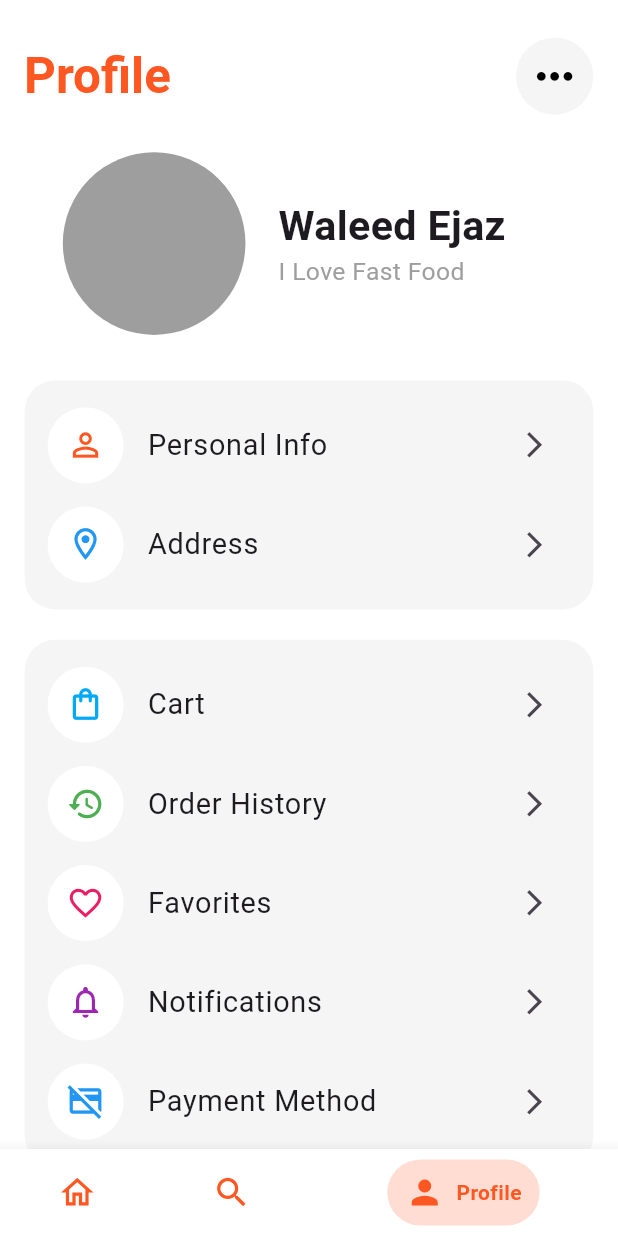
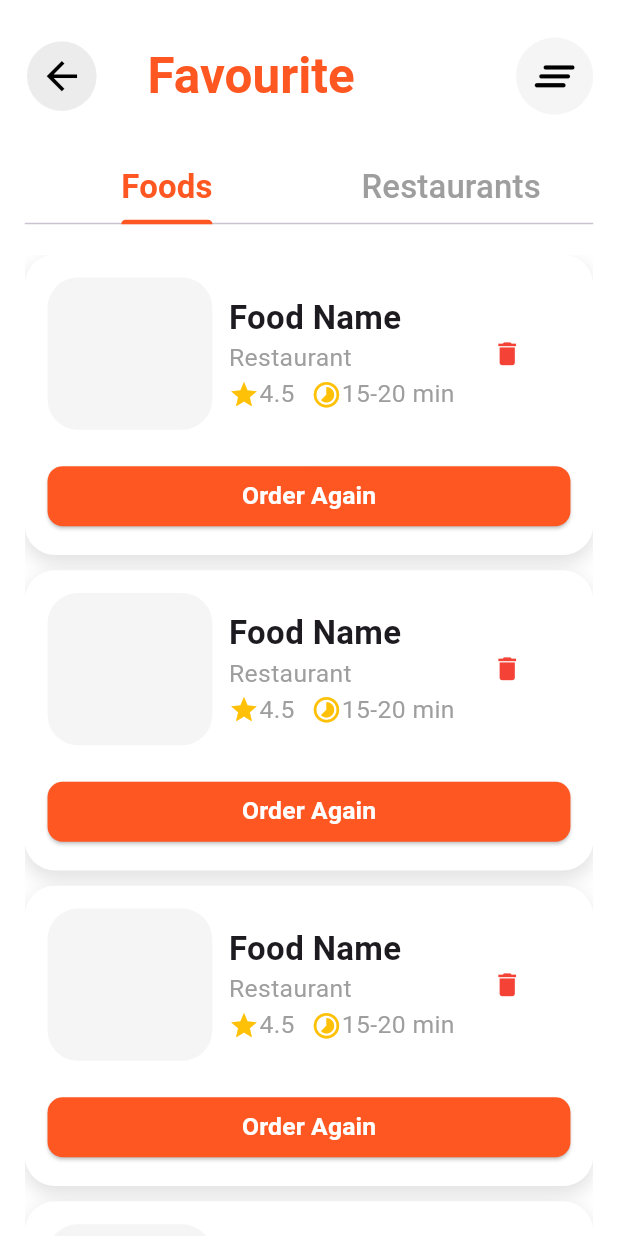
Before and after one commit to MuhammadWaleedEjaz05/bite_food_delivery, a Flutter app: the screen it shows after launch, item 3 of the bottom bar chosen, after a tap on "Favorites", on a phone screen of 412 x 824 dp. Run offline on Flutter 3.47's test engine with Material 3 defaults, Android fonts, the phone set to English and light mode, and no system bars; drawn by our look-alikes of stylish_bottom_bar; our stand-ins replace bloc, cloud_firestore, equatable, firebase_auth, firebase_core, flutter_bloc and 2 more; accounts and stored records are empty; Roboto replaces fonts that are missing (Sen).

Commit message:
feat: implement a favorites screen with dedicated widgets for food and restaurant listings and integrate it into navigation.

```diff
--- /dev/null
+++ b/lib/Screens/favourite_screen.dart
@@ -0,0 +1,120 @@
+import 'package:bite_food_delivery/Widgets/bite_app_bar.dart';
+import 'package:bite_food_delivery/Widgets/bite_favourite_block.dart';
+import 'package:bite_food_delivery/Widgets/bite_favourite_restaurant_card.dart';
+import 'package:flutter/material.dart';
+import 'package:flutter_screenutil/flutter_screenutil.dart';
+import 'package:google_fonts/google_fonts.dart';
+
+class FavouriteScreen extends StatelessWidget {
+  const FavouriteScreen({super.key});
+
+  @override
+  Widget build(BuildContext context) {
+    return Scaffold(
+      backgroundColor: Colors.white,
+      appBar: _AppSection(),
+      body: DefaultTabController(
+        initialIndex: 0,
+        length: 2,
+        child: Padding(
+          padding: EdgeInsets.symmetric(horizontal: 15.w),
+          child: Column(
+            children: [
+              _TabSection(),
+              20.verticalSpace,
+              Expanded(child: _FavouriteSection()),
+            ],
+          ),
+        ),
+      ),
+    );
+  }
+}
+
+class _FavouriteSection extends StatelessWidget {
+  const _FavouriteSection();
+
+  @override
+  Widget build(BuildContext context) {
+    return TabBarView(
+      children: [_FoodFavouriteSection(), _ReataurantFavouriteSection()],
+    );
+  }
+}
+
+class _ReataurantFavouriteSection extends StatelessWidget {
+  const _ReataurantFavouriteSection();
+
+  @override
+  Widget build(BuildContext context) {
+    return ListView.separated(
+      itemBuilder: (context, index) => BiteFavouriteRestaurantCard(),
+      separatorBuilder: (context, index) => 10.verticalSpace,
+      itemCount: 5,
+    );
+  }
+}
+
+class _FoodFavouriteSection extends StatelessWidget {
+  const _FoodFavouriteSection();
+
+  @override
+  Widget build(BuildContext context) {
+    return ListView.separated(
+      itemBuilder: (context, index) => BiteFavouriteBlock(),
+      separatorBuilder: (context, index) => 10.verticalSpace,
+      itemCount: 5,
+    );
+  }
+}
+
+class _TabSection extends StatelessWidget {
+  const _TabSection();
+
+  @override
+  Widget build(BuildContext context) {
+    return TabBar(
+      indicatorColor: Theme.of(context).primaryColor,
+      labelColor: Theme.of(context).primaryColor,
+      unselectedLabelColor: Colors.grey.shade500,
+      labelStyle: GoogleFonts.sen(fontSize: 20.sp, fontWeight: FontWeight.bold),
+      unselectedLabelStyle: GoogleFonts.sen(fontSize: 20.sp),
+      tabs: [
+        Tab(text: 'Foods'),
+        Tab(text: 'Restaurants'),
+      ],
+    );
+  }
+}
+
+class _AppSection extends StatelessWidget implements PreferredSizeWidget {
+  const _AppSection();
+  @override
+  Size get preferredSize => Size.fromHeight(100.h);
+
+  @override
+  Widget build(BuildContext context) {
+    return BiteAppBar(
+      backButton: true,
+      title: Text(
+        'Favourite',
+        style: GoogleFonts.sen(
+          fontSize: 30.sp,
+          fontWeight: FontWeight.bold,
+          color: Theme.of(context).primaryColor,
+        ),
+      ),
+      actions: [
+        IconButton(
+          onPressed: () {},
+          style: IconButton.styleFrom(
+            foregroundColor: Colors.black,
+            backgroundColor: Colors.grey.shade100,
+          ),
+          icon: Icon(Icons.clear_all_rounded, size: 35.r),
+        ),
+        15.horizontalSpace,
+      ],
+    );
+  }
+}
--- /dev/null
+++ b/lib/Widgets/bite_favourite_block.dart
@@ -0,0 +1,111 @@
+import 'package:flutter/material.dart';
+import 'package:flutter_screenutil/flutter_screenutil.dart';
+import 'package:google_fonts/google_fonts.dart';
+
+class BiteFavouriteBlock extends StatelessWidget {
+  const BiteFavouriteBlock({super.key});
+
+  @override
+  Widget build(BuildContext context) {
+    return Container(
+      padding: EdgeInsets.all(15.r),
+      decoration: BoxDecoration(
+        color: Colors.white,
+        borderRadius: BorderRadius.circular(20.r),
+        boxShadow: [
+          BoxShadow(
+            color: Colors.black12,
+            blurRadius: 10.r,
+            offset: Offset(0, 5),
+          ),
+        ],
+      ),
+      child: Column(
+        children: [
+          Row(
+            children: [
+              Container(
+                height: 100.h,
+                width: 100.w,
+                decoration: BoxDecoration(
+                  color: Colors.grey.shade100,
+                  borderRadius: BorderRadius.circular(20.r),
+                ),
+              ),
+              10.horizontalSpace,
+              Column(
+                crossAxisAlignment: CrossAxisAlignment.start,
+                children: [
+                  Text(
+                    'Food Name',
+                    style: GoogleFonts.sen(
+                      fontSize: 20.sp,
+                      fontWeight: FontWeight.bold,
+                    ),
+                  ),
+                  Text(
+                    'Restaurant',
+                    style: GoogleFonts.sen(
+                      fontSize: 15.sp,
+                      color: Colors.grey.shade500,
+                    ),
+                  ),
+                  Row(
+                    children: [
+                      Icon(Icons.star, color: Colors.amber, size: 20.r),
+                      Text(
+                        '4.5',
+                        style: GoogleFonts.sen(
+                          fontSize: 15.sp,
+                          color: Colors.grey.shade500,
+                        ),
+                      ),
+                      10.horizontalSpace,
+                      Icon(Icons.timelapse, color: Colors.amber, size: 20.r),
+                      Text(
+                        '15-20 min',
+                        style: GoogleFonts.sen(
+                          fontSize: 15.sp,
+                          color: Colors.grey.shade500,
+                        ),
+                      ),
+                    ],
+                  ),
+                ],
+              ),
+              10.horizontalSpace,
+              IconButton(
+                onPressed: () {},
+                icon: Icon(Icons.delete, color: Colors.red, size: 20.r),
+              ),
+            ],
+          ),
+          20.verticalSpace,
+          Row(
+            children: [
+              Expanded(
+                child: ElevatedButton(
+                  style: ElevatedButton.styleFrom(
+                    backgroundColor: Colors.deepOrange,
+                    shape: RoundedRectangleBorder(
+                      borderRadius: BorderRadius.circular(10.r),
+                    ),
+                  ),
+                  onPressed: () {},
+                  child: Text(
+                    'Order Again',
+                    style: GoogleFonts.sen(
+                      fontSize: 15.sp,
+                      fontWeight: FontWeight.bold,
+                      color: Colors.white,
+                    ),
+                  ),
+                ),
+              ),
+            ],
+          ),
+        ],
+      ),
+    );
+  }
+}
--- a/lib/configs/page_routes.dart
+++ b/lib/configs/page_routes.dart
@@ -3,6 +3,7 @@ import 'package:bite_food_delivery/Screens/all_category_screen.dart';
 import 'package:bite_food_delivery/Screens/all_restaurant_screen.dart';
 import 'package:bite_food_delivery/Screens/cart_screen.dart';
 import 'package:bite_food_delivery/Screens/category_screen.dart';
+import 'package:bite_food_delivery/Screens/favourite_screen.dart';
 import 'package:bite_food_delivery/Screens/order_history_screen.dart';
 import 'package:bite_food_delivery/Screens/person_info_screen.dart';
 import 'package:flutter/material.dart';
@@ -15,4 +16,5 @@ final Map<String, Widget Function(BuildContext)> routes = {
   '/cart_screen': (context) => CartScreen(),
   '/order_history_screen': (context) => OrderHistoryScreen(),
   '/category_screen': (context) => CategoryScreen(),
+  '/favourite': (context) => FavouriteScreen(),
 };
--- a/lib/configs/profile_menu_items_list.dart
+++ b/lib/configs/profile_menu_items_list.dart
@@ -33,7 +33,7 @@ List<BiteMenuItemModel> pAppList(BuildContext context) => [
     leadingIcon: Icons.favorite_border,
     leadingIconColor: Colors.pink,
     title: 'Favorites',
-    onTap: () {},
+    onTap: () => Navigator.pushNamed(context, '/favourite'),
   ),
   BiteMenuItemModel(
     leadingIcon: Icons.notifications_none,
```
Also changed, not shown: lib/Widgets/bite_favourite_restaurant_card.dart (added, +95 -0 lines).
